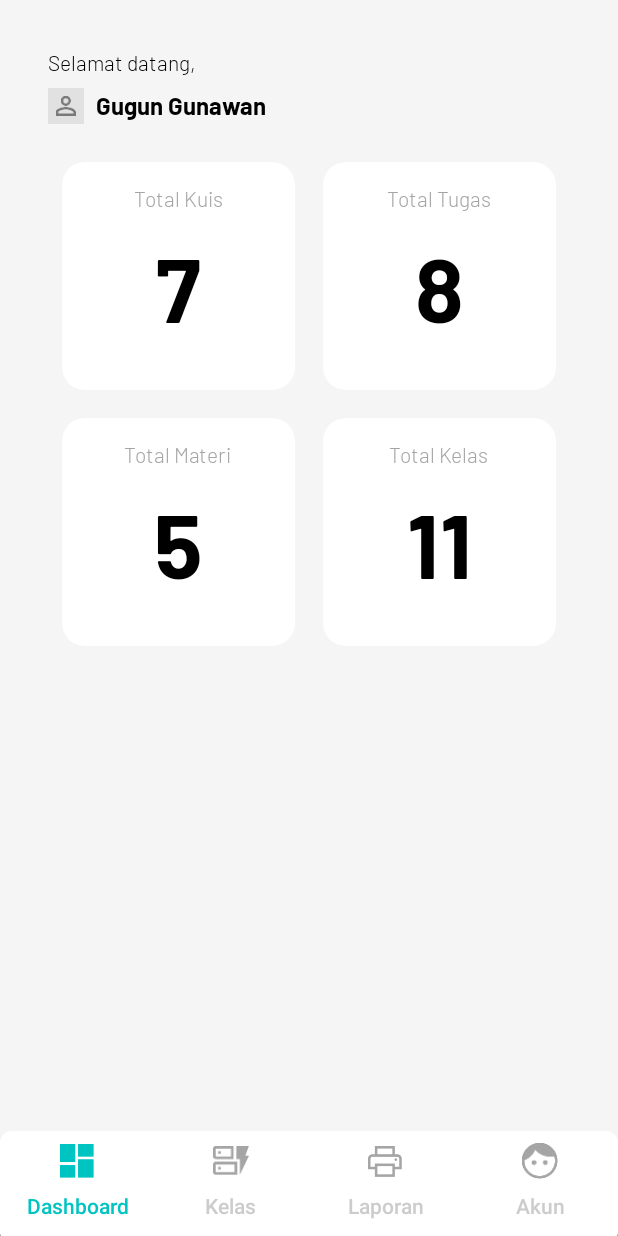
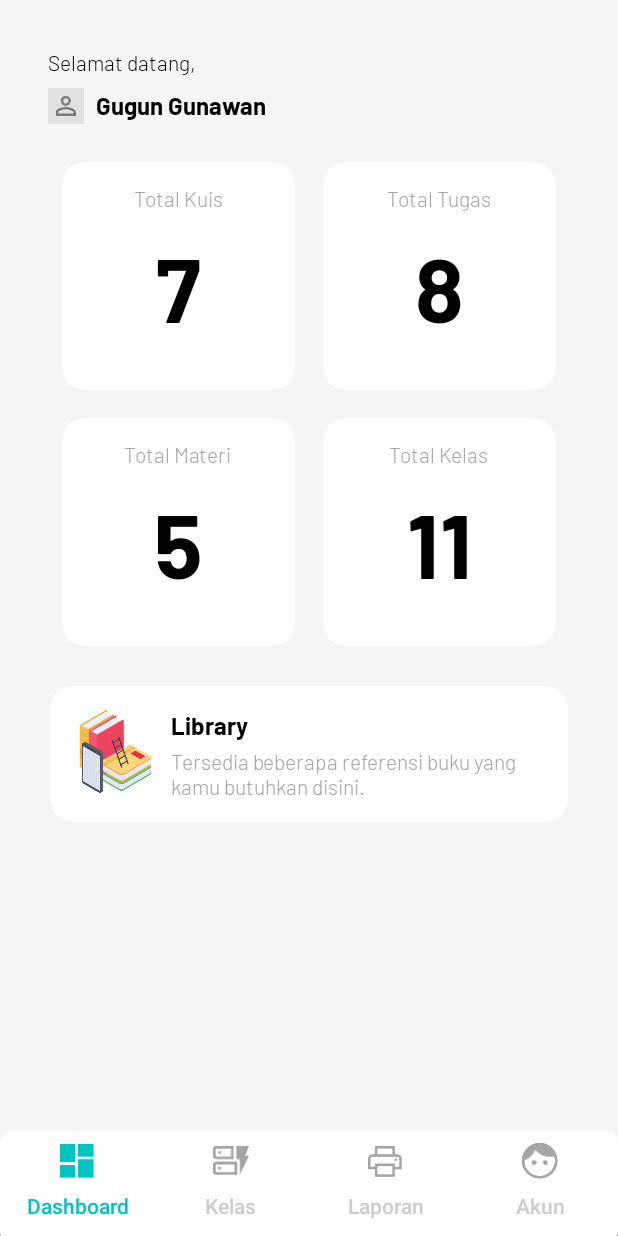
Before and after one commit to cecepfahriazal1997/PenaMob-Android, an Android app: the Home screen opened directly, with no data from a screen before it, on a phone screen of 412 x 824 dp. Run offline under Robolectric (Android 15) with nearby library versions, the phone set to English and light mode, and no system bars; libraries missing offline, so code that uses them is left out: com.koushikdutta.async, com.koushikdutta.ion, com.makeramen.roundedimageview, mehdi.sakout.fancybuttons; plain views replace RoundedImageView; pictures from the network do not load; 5 statements that could not run were skipped.

```diff
--- /dev/null
+++ b/app/src/main/res/layout/card_library.xml
@@ -0,0 +1,37 @@
+<?xml version="1.0" encoding="utf-8"?>
+<RelativeLayout xmlns:android="http://schemas.android.com/apk/res/android"
+    android:layout_width="match_parent"
+    android:layout_height="wrap_content"
+    android:background="@drawable/form_card"
+    android:padding="16dp">
+
+    <ImageView
+        android:id="@+id/image"
+        android:layout_width="wrap_content"
+        android:layout_height="wrap_content"
+        android:src="@drawable/library" />
+
+    <TextView
+        android:id="@+id/title"
+        android:layout_width="match_parent"
+        android:layout_height="wrap_content"
+        android:layout_marginLeft="8dp"
+        android:layout_toRightOf="@+id/image"
+        android:fontFamily="@raw/barlow_bold"
+        android:text="Library"
+        android:textColor="@color/black"
+        android:textSize="16sp" />
+
+    <TextView
+        android:id="@+id/description"
+        android:layout_width="match_parent"
+        android:layout_height="wrap_content"
+        android:layout_below="@+id/title"
+        android:layout_marginLeft="8dp"
+        android:layout_toRightOf="@+id/image"
+        android:fontFamily="@raw/barlow_light"
+        android:layout_marginTop="4dp"
+        android:text="Tersedia beberapa referensi buku yang kamu butuhkan disini."
+        android:textColor="@color/grayLevel5"
+        android:textSize="14sp" />
+</RelativeLayout>
--- a/app/src/main/res/layout/fragment_home.xml
+++ b/app/src/main/res/layout/fragment_home.xml
@@ -59,5 +59,11 @@
             android:layout_height="wrap_content"
             android:layout_marginTop="16dp"
             android:nestedScrollingEnabled="false" />
+
+        <include
+            layout="@layout/card_library"
+            android:layout_width="match_parent"
+            android:layout_height="wrap_content"
+            android:layout_marginTop="16dp" />
     </LinearLayout>
 </androidx.core.widget.NestedScrollView>
```
